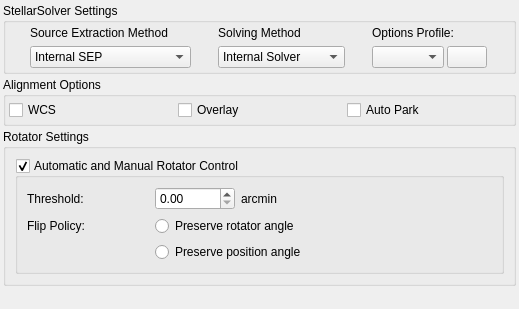
First picture: the form in kstars/ekos/align/opsalign.ui, repository KDE/kstars, before the edit.
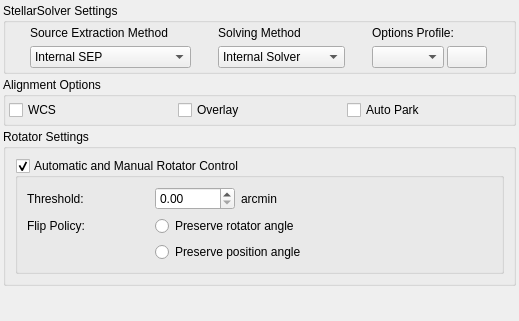
Second picture: the form after the edit.

Commit message: Save flip policy

```diff
--- a/kstars/ekos/align/opsalign.ui
+++ b/kstars/ekos/align/opsalign.ui
@@ -7,7 +7,7 @@
     <x>0</x>
     <y>0</y>
     <width>519</width>
-    <height>309</height>
+    <height>321</height>
    </rect>
   </property>
   <layout class="QVBoxLayout" name="verticalLayout">
```
Left out of the diff: 2 changed lines with no effect on the pictures. The commit also changes 1 other file.
